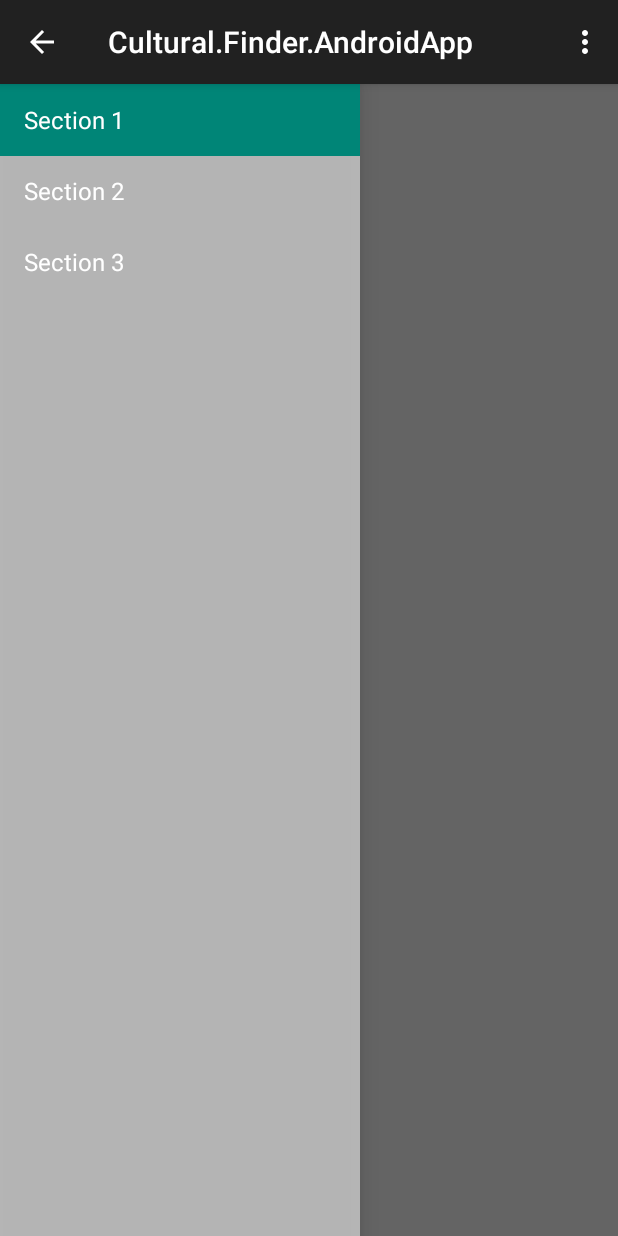
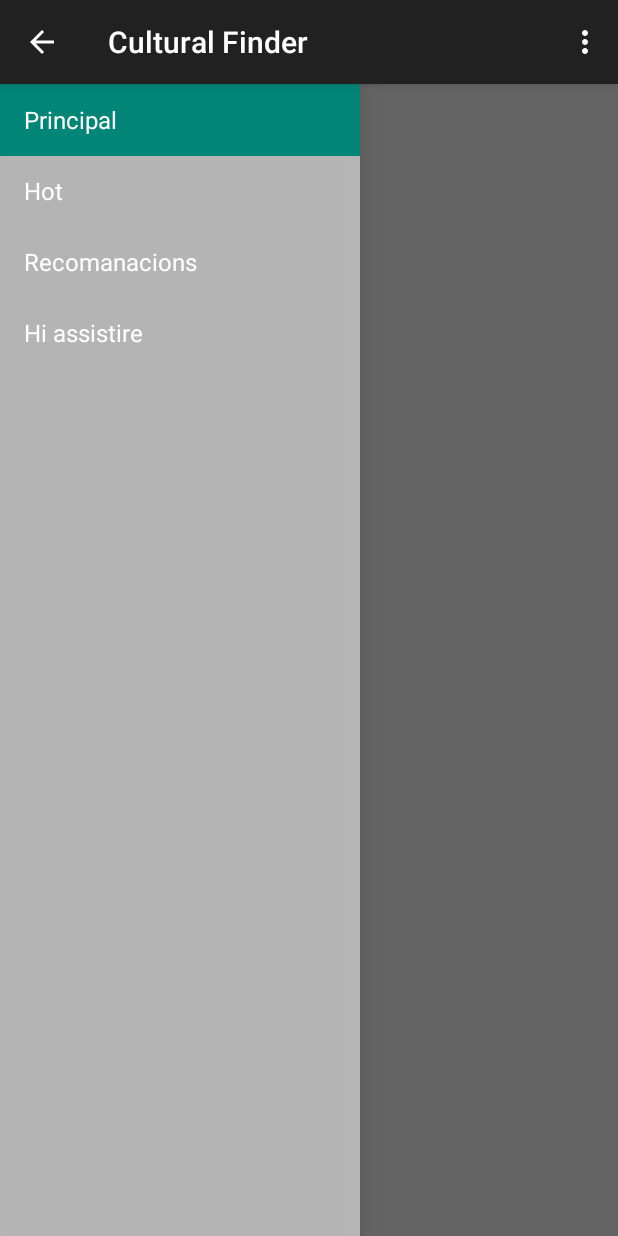
Before and after one commit to MarcObvious/Cultural.finder, an Android app: the screen it shows after launch (MainGrid), on a phone screen of 412 x 824 dp. Run offline under Robolectric (Android 15) with nearby library versions, the phone set to English and light mode, and no system bars; 2 statements that could not run were skipped.

Commit message:
Petits canvis

```diff
--- a/Cultural.Finder.AndroidApp/Cultural.Finder.AndroidApp/app/src/main/java/letsbecool/culturalfinderandroidapp/NavigationDrawerFragment.java
+++ b/Cultural.Finder.AndroidApp/Cultural.Finder.AndroidApp/app/src/main/java/letsbecool/culturalfinderandroidapp/NavigationDrawerFragment.java
@@ -105,6 +105,7 @@ public class NavigationDrawerFragment extends Fragment {
                         getString(R.string.title_section1),
                         getString(R.string.title_section2),
                         getString(R.string.title_section3),
+                        getString(R.string.title_section4),
                 }));
         mDrawerListView.setItemChecked(mCurrentSelectedPosition, true);
         return mDrawerListView;
--- a/Cultural.Finder.AndroidApp/Cultural.Finder.AndroidApp/app/src/main/res/values/strings.xml
+++ b/Cultural.Finder.AndroidApp/Cultural.Finder.AndroidApp/app/src/main/res/values/strings.xml
@@ -1,10 +1,13 @@
 <?xml version="1.0" encoding="utf-8"?>
 <resources>
 
-    <string name="app_name">Cultural.Finder.AndroidApp</string>
-    <string name="title_section1">Section 1</string>
-    <string name="title_section2">Section 2</string>
-    <string name="title_section3">Section 3</string>
+    <string name="app_name">Cultural Finder</string>
+
+    <string name="title_section1">Principal</string>
+    <string name="title_section2">Hot</string>
+    <string name="title_section3">Recomanacions</string>
+    <string name="title_section4">Hi assistire</string>
+
     <string name="navigation_drawer_open">Open navigation drawer</string>
     <string name="navigation_drawer_close">Close navigation drawer</string>
     <string name="action_example">Example action</string>
```
Also changed, not shown: Cultural.Finder.AndroidApp/Cultural.Finder.AndroidApp/app/src/main/java/letsbecool/culturalfinderandroidapp/Event.java (+14 -0 lines), Cultural.Finder.AndroidApp/Cultural.Finder.AndroidApp/app/src/main/java/letsbecool/culturalfinderandroidapp/MainGrid.java (+21 -1 lines).
